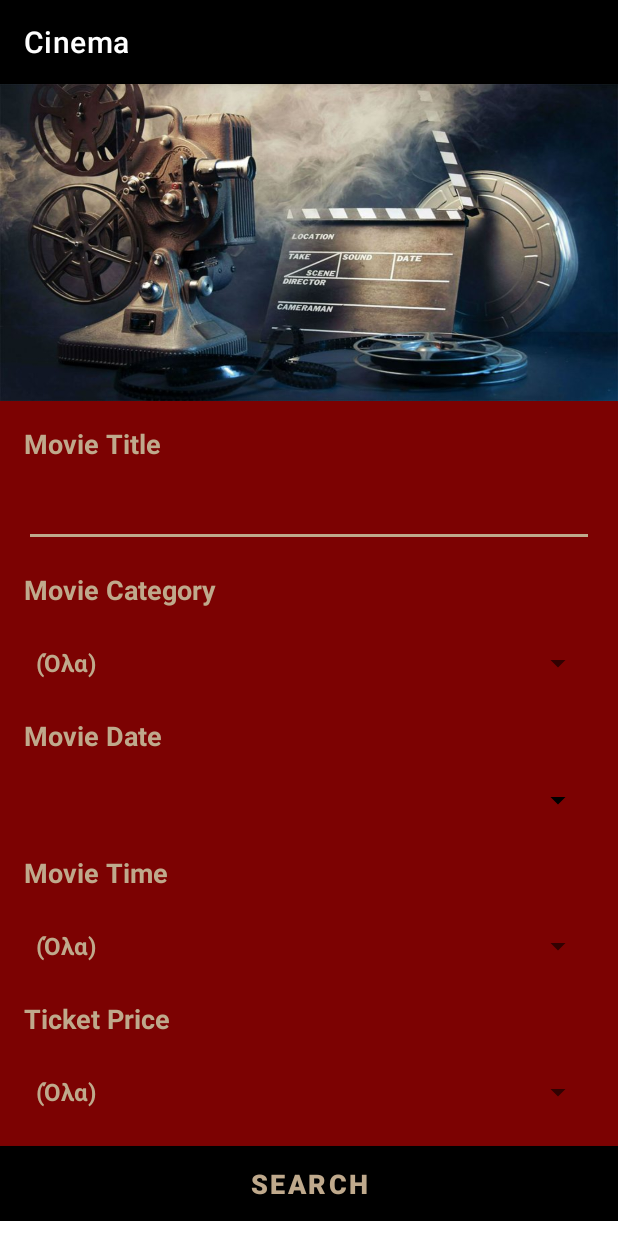
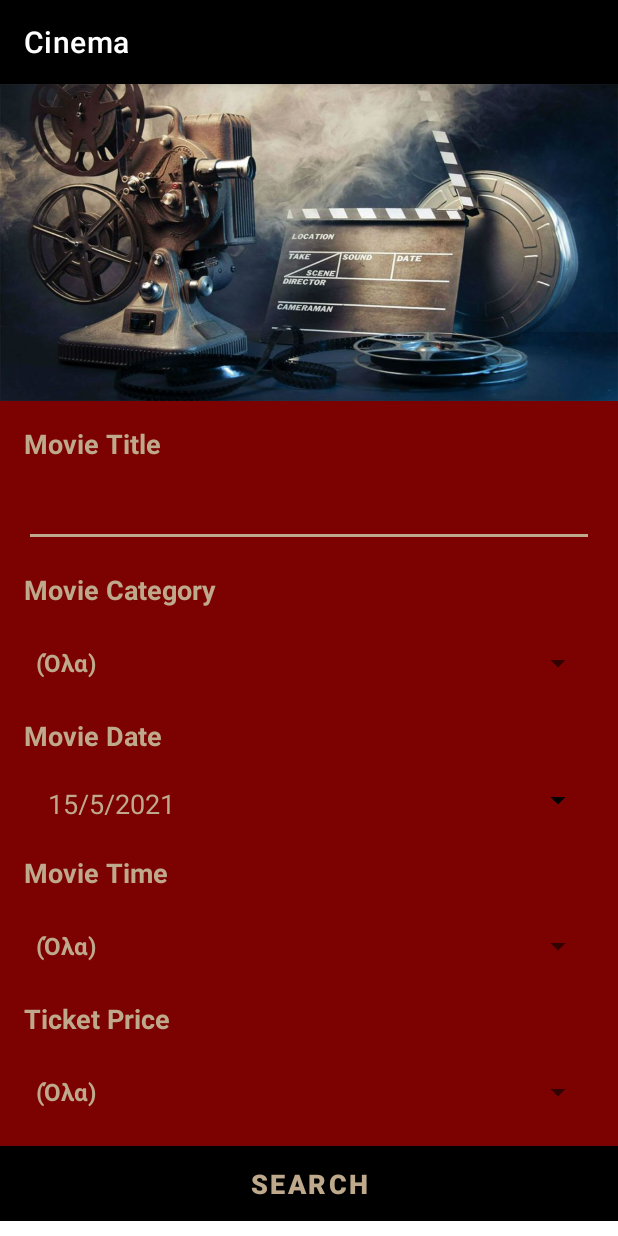
Before and after one commit to marevio/cinema, an Android app: the screen it shows after launch (MainActivity), on a phone screen of 412 x 824 dp. Run offline under Robolectric (Android 15) with nearby library versions, the phone set to English and light mode, and no system bars.

Commit message:
-Several Bug Fixed

```diff
--- a/app/src/main/java/gr/ihu/msc/cinema/MainActivity.java
+++ b/app/src/main/java/gr/ihu/msc/cinema/MainActivity.java
@@ -59,7 +59,7 @@ public class MainActivity extends AppCompatActivity {
 
     private String formatedDate = "";
 
-   @Override
+   @RequiresApi(api = Build.VERSION_CODES.O)
    protected void onCreate(Bundle savedInstanceState) {
         super.onCreate(savedInstanceState);
         setContentView(R.layout.activity_main);
@@ -74,8 +74,8 @@ public class MainActivity extends AppCompatActivity {
        initDatePicker();
 
        dateButton = findViewById(R.id.datePickerButton);
-       //dateButton.setText(getTodaysDate());
-
+       dateButton.setText(getTodaysDate());
+       dateButton.setTooltipText(getSearchTodaysDate());
        DataStore.Init(getApplicationContext());
 
        ArrayAdapter<CharSequence> categoryAdapter = ArrayAdapter.createFromResource(
@@ -151,19 +151,20 @@ public class MainActivity extends AppCompatActivity {
     }*/
          buttonSearch.setOnClickListener(new View.OnClickListener() {
 
+            @RequiresApi(api = Build.VERSION_CODES.O)
             @Override
             public void onClick(View v) {
 
                 String filterTitle = textTitle.getText().toString();
                 int filterCategoryId = spinnerCategory.getSelectedItemPosition();
-                String filterDate = dateButton.getText().toString();
+                String filterDate = dateButton.getTooltipText().toString();
                 int filterTimeId = spinnerTime.getSelectedItemPosition();
                 int filterPriceId = spinnerPrice.getSelectedItemPosition();
                 Intent intent = new Intent(MainActivity.this, ListActivity.class);
 
                 intent.putExtra("TITLE", filterTitle);
                 intent.putExtra("CATEGORYID", filterCategoryId);
-                intent.putExtra("DATE", formatedDate);
+                intent.putExtra("DATE", filterDate);
                 intent.putExtra("TIMEID", filterTimeId);
                 intent.putExtra("PRICEID", filterPriceId);
 
@@ -191,16 +192,29 @@ public class MainActivity extends AppCompatActivity {
         return makeDateString(day, month, year);
     }
 
+    private String getSearchTodaysDate()
+    {
+        Calendar cal = Calendar.getInstance();
+        int year = cal.get(Calendar.YEAR);
+        int month = cal.get(Calendar.MONTH);
+        month = month + 1;
+        int day = cal.get(Calendar.DAY_OF_MONTH);
+        return  searchDateString(day, month, year);
+    }
+
     //Help function for DatePicker
     private void initDatePicker()
     {
         DatePickerDialog.OnDateSetListener dateSetListener = new DatePickerDialog.OnDateSetListener()
         {
+            @RequiresApi(api = Build.VERSION_CODES.O)
             @Override
             public void onDateSet(DatePicker datePicker, int year, int month, int day)
             {
                 month = month + 1;
                 String date = makeDateString(day, month, year);
+                String searchDate = searchDateString(day, month, year);
+                dateButton.setTooltipText(searchDate);
                 dateButton.setText(date);
             }
         };
@@ -224,12 +238,19 @@ public class MainActivity extends AppCompatActivity {
     {
         this.formatedDate = String.format("%04d-%02d-%02d", year, month, day);
         return day + "/" + month + "/" + year;
+        //return year + "-" + month + "-" + day;
+    }
+
+
+    private String searchDateString(int day, int month, int year)
+    {
+        this.formatedDate = String.format("%04d-%02d-%02d", year, month, day);
+        return year + "-" + month + "-" + day;
     }
 
     //    Help function for DatePicker
     public void openDatePicker(View view)
     {
-
         datePickerDialog.show();
     }
 
--- a/app/src/main/java/gr/ihu/msc/cinema/classes/DataStore.java
+++ b/app/src/main/java/gr/ihu/msc/cinema/classes/DataStore.java
@@ -23,14 +23,11 @@ public class DataStore {
     public static String KEY_DIRECTOR = "director";
     public static String KEY_ACTOR = "actor";
     public static String KEY_CATEGORYID = "categoryId";
-    public static String KEY_CATEGORYNAME = "CATEGORYNAME";
     public static String KEY_IMBDURL = "imbdUrl";
     public static String KEY_COVERURL = "coverUrl";
     public static String KEY_DATE = "viewDate";
     public static String KEY_TIMEID = "timeId";
-    public static String KEY_TIMENAME = "TIMENAME";
     public static String KEY_PRICEID = "priceId";
-    public static String KEY_PRICENAME = "PRICENAME";
     public static String KEY_DESCRIPTION= "description";
     public static String KEY_TRAILER= "trailer";
     public static String KEY_OWNER= "owner";
@@ -60,7 +57,7 @@ public class DataStore {
 
         //Προβλημα με τον κώδικα από το τοπικό αρχειο τρέχει
         //?title=%s&categoryId=%d&viewDate=%d&timeId=%d&priceId=%d", filterTitle, filterCategoryId, filterDate,filterTimeId,filterPriceId
-        // String urlString = String.format("https://nickpsaris.pythonanywhere.com/movies/?title=%s&categoryId=%d&viewDate=%s&timeId=%d&priceId=%d", filterTitle, filterCategoryId, filterDate, filterTimeId, filterPriceId);
+        //String urlString = String.format("https://nickpsaris.pythonanywhere.com/movies/?categoryId=%d", filterCategoryId);
 
     //parameters to read from filters if one or the rest of the filters is null
         String urlString = "https://nickpsaris.pythonanywhere.com/movies/";
--- a/app/src/main/res/layout-sw600dp/activity_main.xml
+++ b/app/src/main/res/layout-sw600dp/activity_main.xml
@@ -97,7 +97,6 @@
         android:layout_marginTop="16dp"
         android:layout_marginEnd="16dp"
         android:onClick="openDatePicker"
-        android:text="01/01/2020"
         android:textColor="#BFA98C"
         android:textSize="18sp"
         app:layout_constraintLeft_toLeftOf="parent"
--- a/app/src/main/res/layout/activity_details.xml
+++ b/app/src/main/res/layout/activity_details.xml
@@ -176,8 +176,7 @@
         android:layout_marginTop="8dp"
         android:layout_marginEnd="16dp"
         android:layout_marginBottom="8dp"
-        android:orientation="vertical"
-        android:textAlignment="center">
+        android:orientation="vertical">
 
         <TextView
             android:id="@+id/textViewDescription"
```
Also changed, not shown: gradle/wrapper/gradle-wrapper.properties.
